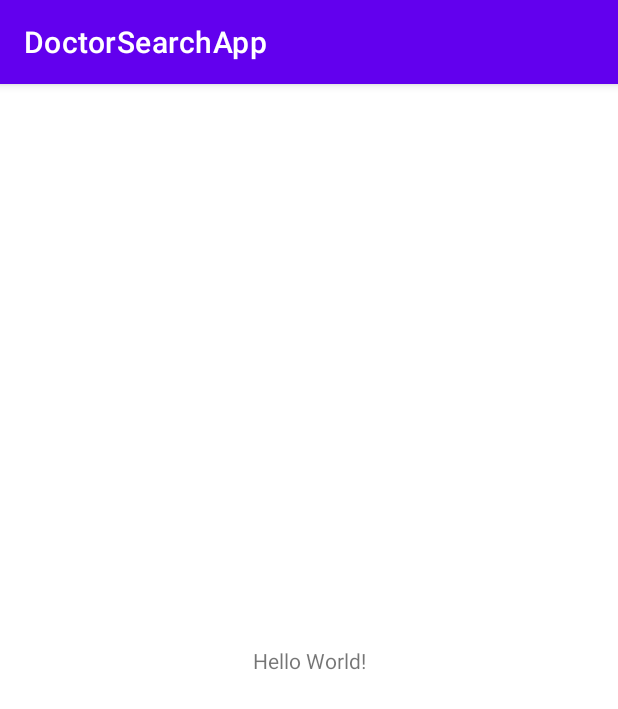
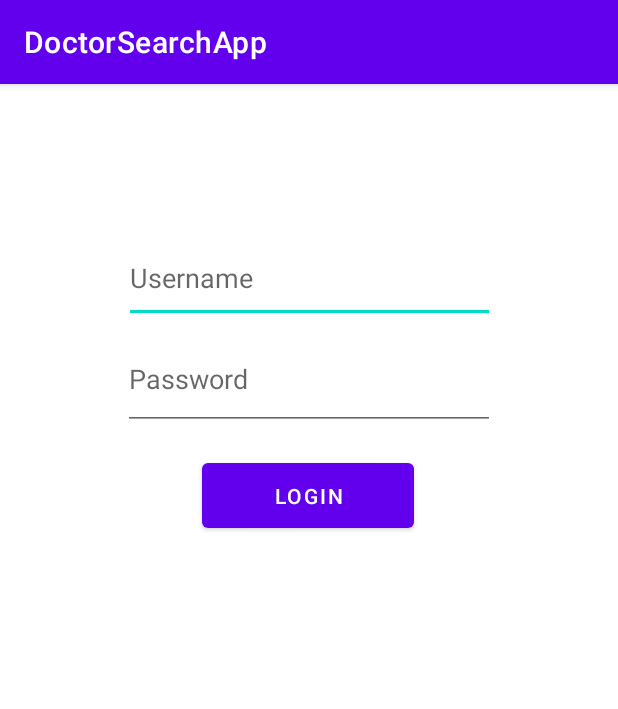
Before and after one commit to DrSearch-Team/DrSearch-Team, an Android app: the screen it shows after launch (MainActivity before the commit, LoginActivity after it), on a phone screen of 412 x 824 dp. Shown: the top 709 px of the screen. Run offline under Robolectric (Android 15) with nearby library versions, the phone set to English and light mode, and no system bars; libraries missing offline, so code that uses them is left out: com.parse; 1 statement that could not run was skipped.

Commit message:
finish login

```diff
--- a/app/build.gradle
+++ b/app/build.gradle
@@ -35,4 +35,6 @@ dependencies {
     testImplementation 'junit:junit:4.+'
     androidTestImplementation 'androidx.test.ext:junit:1.1.3'
     androidTestImplementation 'androidx.test.espresso:espresso-core:3.4.0'
+
+    implementation "com.github.parse-community.Parse-SDK-Android:parse:1.26.0"
 }
--- /dev/null
+++ b/app/src/main/java/com/example/doctorsearchapp/LoginActivity.java
@@ -0,0 +1,60 @@
+package com.example.doctorsearchapp;
+
+import android.os.Bundle;
+import android.util.Log;
+import android.view.View;
+import android.widget.Button;
+import android.widget.EditText;
+import android.widget.Toast;
+
+import androidx.appcompat.app.AppCompatActivity;
+
+import com.parse.LogInCallback;
+import com.parse.ParseException;
+import com.parse.ParseUser;
+
+public class LoginActivity extends AppCompatActivity {
+
+    public static String TAG = "LoginActivity";
+    private Button etButton;
+    private EditText etUsername;
+    private EditText etPassword;
+
+    @Override
+    protected void onCreate(Bundle savedInstanceState) {
+        super.onCreate(savedInstanceState);
+        setContentView(R.layout.login);
+
+        etUsername = findViewById(R.id.usernameTxt);
+        etPassword = findViewById(R.id.passTxt);
+        etButton = findViewById(R.id.loginBtn);
+        etButton.setOnClickListener(new View.OnClickListener() {
+            @Override
+            public void onClick(View v) {
+                String username = etUsername.getText().toString();
+                String password = etPassword.getText().toString();
+                loginUser(username, password);
+            }
+        });
+
+        // Sign up Button
+
+    }
+
+    private void loginUser(String username, String password){
+        Log.i(TAG, "Attempting to login user " + username);
+        // TODO: Naviagte to the main activity if the user has signed in properly
+        ParseUser.logInInBackground(username, password, new LogInCallback() {
+            @Override
+            public void done(ParseUser user, ParseException e) {
+                if (e != null){
+                    Log.e(TAG, "Issue with Login", e);
+                    return;
+                }
+                // TODO: Navigate to the main activity if the user has signed in properly
+                // goMainActivity();
+                Toast.makeText(LoginActivity.this, "Success!", Toast.LENGTH_SHORT).show();
+            }
+        });
+    }
+}
--- /dev/null
+++ b/app/src/main/java/com/example/doctorsearchapp/ParseAuth.java
@@ -0,0 +1,24 @@
+package com.example.doctorsearchapp;
+
+import com.parse.Parse;
+import com.parse.ParseObject;
+
+import android.app.Application;
+
+public class ParseAuth extends Application {
+
+    @Override
+    public void onCreate(){
+        super.onCreate();
+
+        // ParseObject.registerSubclass(Post.class);
+
+        // Authenication for Database
+        Parse.initialize(new Parse.Configuration.Builder(this)
+                .applicationId("GdG8ICdTxWldUJmvjvk5wus6DwbTLTuqhVouz4Go")
+                .clientKey("0cfiRHSq3PUnGEN3MUBPuW3OA7OF8HuOGbo7fWm5")
+                .server("https://parseapi.back4app.com")
+                .build()
+        );
+    }
+}
--- /dev/null
+++ b/app/src/main/res/layout/login.xml
@@ -0,0 +1,42 @@
+<?xml version="1.0" encoding="utf-8"?>
+<androidx.constraintlayout.widget.ConstraintLayout xmlns:android="http://schemas.android.com/apk/res/android"
+    xmlns:app="http://schemas.android.com/apk/res-auto"
+    xmlns:tools="http://schemas.android.com/tools"
+    android:layout_width="match_parent"
+    android:layout_height="match_parent">
+
+    <EditText
+        android:id="@+id/usernameTxt"
+        android:layout_width="247dp"
+        android:layout_height="59dp"
+        android:layout_marginTop="100dp"
+        android:ems="10"
+        android:hint="Username"
+        android:inputType="textPersonName"
+        app:layout_constraintEnd_toEndOf="parent"
+        app:layout_constraintStart_toStartOf="parent"
+        app:layout_constraintTop_toTopOf="parent" />
+
+    <EditText
+        android:id="@+id/passTxt"
+        android:layout_width="248dp"
+        android:layout_height="67dp"
+        android:layout_marginTop="4dp"
+        android:ems="10"
+        android:hint="Password"
+        android:inputType="textPassword"
+        app:layout_constraintEnd_toEndOf="parent"
+        app:layout_constraintStart_toStartOf="parent"
+        app:layout_constraintTop_toBottomOf="@+id/usernameTxt" />
+
+    <Button
+        android:id="@+id/loginBtn"
+        android:layout_width="141dp"
+        android:layout_height="55dp"
+        android:layout_marginTop="16dp"
+        android:text="Login"
+        app:layout_constraintEnd_toEndOf="parent"
+        app:layout_constraintHorizontal_bias="0.498"
+        app:layout_constraintStart_toStartOf="parent"
+        app:layout_constraintTop_toBottomOf="@+id/passTxt" />
+</androidx.constraintlayout.widget.ConstraintLayout>
--- a/settings.gradle
+++ b/settings.gradle
@@ -1,3 +1,4 @@
+/*
 dependencyResolutionManagement {
     repositoriesMode.set(RepositoriesMode.FAIL_ON_PROJECT_REPOS)
     repositories {
@@ -6,5 +7,6 @@ dependencyResolutionManagement {
         jcenter() // Warning: this repository is going to shut down soon
     }
 }
+ */
 rootProject.name = "DoctorSearchApp"
 include ':app'
```
Also changed, not shown: app/src/main/AndroidManifest.xml (+8 -1 lines), app/src/main/java/com/example/doctorsearchapp/MainActivity.java (+9 -0 lines), build.gradle (+10 -1 lines).
